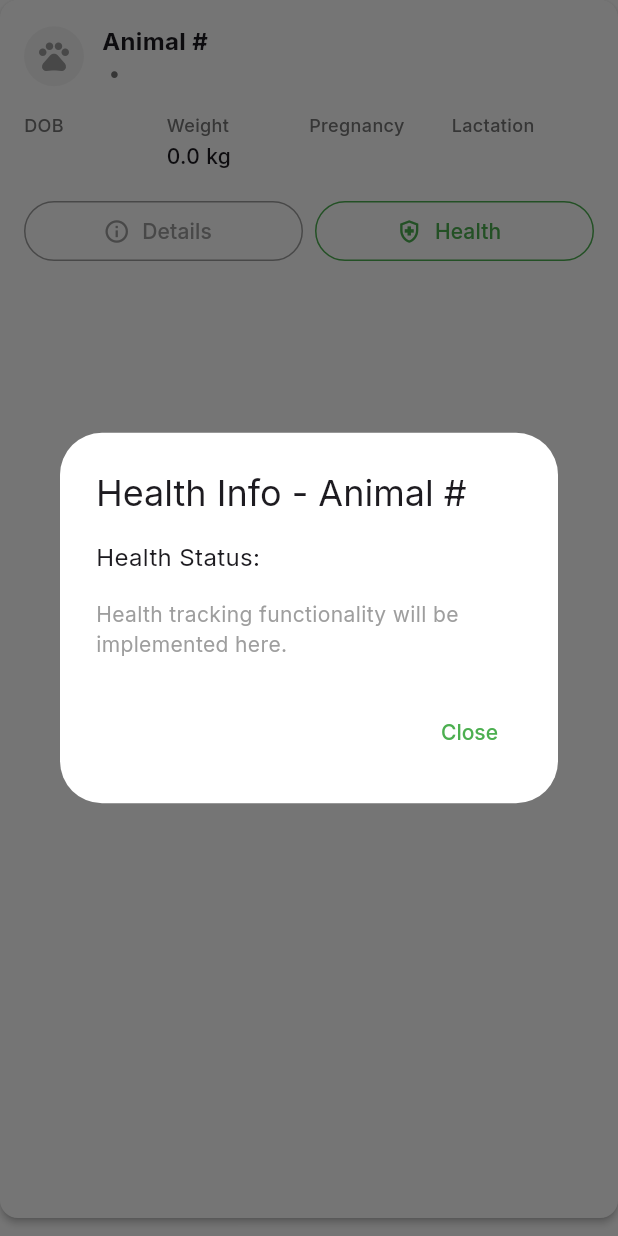
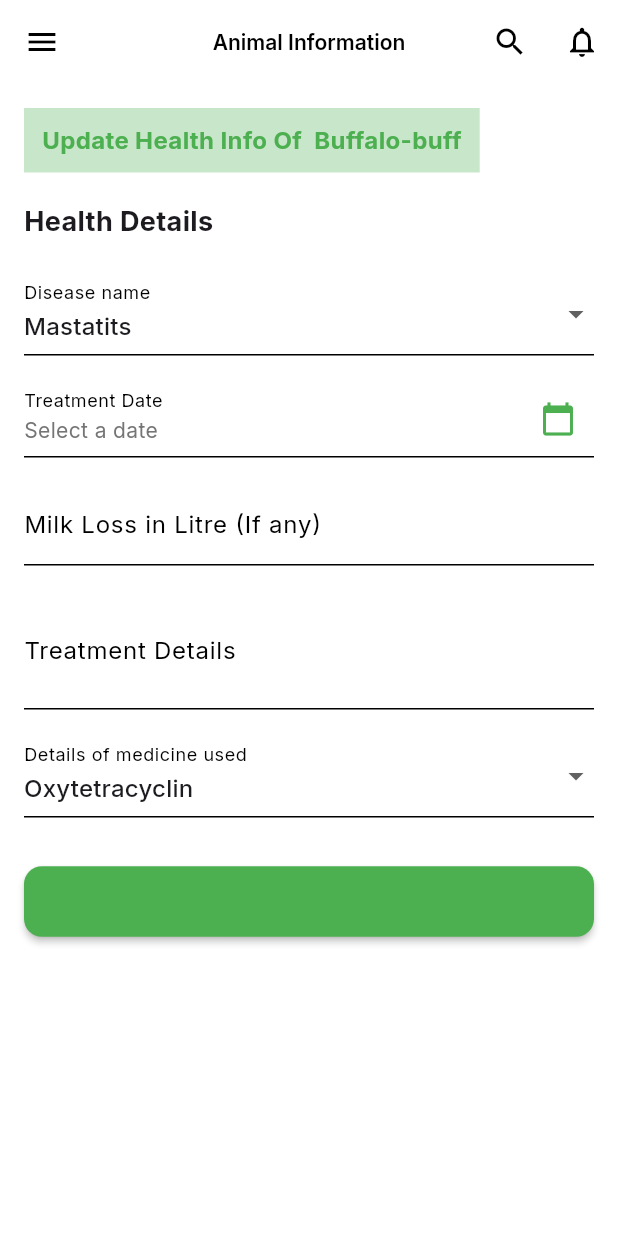
Before and after one commit to PremGanesh0/powergodha, a Flutter app: the AnimalCardDetails widget shown alone on an empty page, opened directly with empty values, after a tap on "Health", on a phone screen of 412 x 824 dp. Run offline on Flutter 3.47's test engine with Material 3 defaults, Android fonts, the phone set to English and light mode, and no system bars; our stand-ins replace bloc, cached_network_image, carousel_slider, dio, equatable, flutter_bloc and 8 more; missing offline and left inert: floating_draggable_widget; accounts and stored records are empty; generated files the repository leaves out were written again.

Commit message:
health ui

```diff
--- a/lib/app/app_routes.dart
+++ b/lib/app/app_routes.dart
@@ -26,6 +26,7 @@ library;
 import 'package:flutter/material.dart';
 import 'package:powergodha/breeding/breeding.dart';
 import 'package:powergodha/dashboard/pages/dashboard.dart';
+import 'package:powergodha/dashboard/pages/health.dart';
 import 'package:powergodha/farm/farm.dart';
 import 'package:powergodha/forgot_password/view/forgot_password_page.dart';
 import 'package:powergodha/home/view/help/how_to_use_app_api.dart';
@@ -97,6 +98,7 @@ abstract final class AppRoutes {
   static const String recordAi = '/record-ai';
   static const String recordDrying = '/record-drying';
   static const String recordPregnancy = '/record-pregnancy';
+  static const String updateHealthInfo = '/animal-health';
 
   /// Generates routes based on [RouteSettings].
   ///
@@ -211,6 +213,17 @@ abstract final class AppRoutes {
         final animalType = args?['animalType'] as String? ?? 'Cow';
         final animalNumber = args?['animalNumber'] as String? ?? '0';
         return RecordPregnancyPage.route(animalType: animalType, animalNumber: animalNumber);
+      case updateHealthInfo:
+        // Extract arguments for animal health page
+        final args = settings.arguments as Map<String, dynamic>?;
+        final animalId = args?['animalId'] as int? ?? 0;
+        final animalName = args?['animalName'] as String? ?? '';
+        final animalColor = args?['animalColor'] as Color? ?? Colors.blue;
+        return UpdateHealthInfoPage.route(
+          animalId: animalId,
+          animalName: animalName,
+          animalColor: animalColor,
+        );
       default:
         // Fallback to splash page for unknown routes
         return MaterialPageRoute<dynamic>(
--- /dev/null
+++ b/lib/dashboard/pages/health.dart
@@ -0,0 +1,189 @@
+import 'package:flutter/material.dart';
+
+
+
+
+
+class UpdateHealthInfoPage extends StatefulWidget {
+      final int animalId;
+  final String animalName;
+  final Color animalColor;
+  const UpdateHealthInfoPage({required this.animalColor, required this.animalId, required this.animalName,super.key});
+    /// Creates a route for the AnimalHealth page
+  static Route<void> route({
+    required int animalId,
+    required String animalName,
+    required Color animalColor,
+  }) {
+    return MaterialPageRoute<void>(
+      builder: (_) => UpdateHealthInfoPage(
+        animalId: animalId,
+        animalName: animalName,
+        animalColor: animalColor,
+      ),
+    );
+  }
+
+  @override
+  State<UpdateHealthInfoPage> createState() => _UpdateHealthInfoPageState();
+
+
+}
+
+class _UpdateHealthInfoPageState extends State<UpdateHealthInfoPage> {
+  final _formKey = GlobalKey<FormState>();
+  String? selectedDisease = 'Mastatits';
+  String? selectedMedicine = 'Oxytetracyclin';
+  DateTime? treatmentDate;
+
+  final milkLossController = TextEditingController();
+  final treatmentDetailsController = TextEditingController();
+
+  @override
+  Widget build(BuildContext context) {
+    return Scaffold(
+      appBar: AppBar(
+        title: const Text('Animal Information'),
+        actions: [
+          IconButton(
+            icon: const Icon(Icons.search),
+            onPressed: () {},
+          ),
+          IconButton(
+            icon: const Icon(Icons.notifications_none),
+            onPressed: () {},
+          ),
+        ],
+      ),
+      drawer: const Drawer(), // Replace with your AppDrawer
+      body: SingleChildScrollView(
+        padding: const EdgeInsets.all(16),
+        child: Column(
+          crossAxisAlignment: CrossAxisAlignment.start,
+          children: [
+            Container(
+              color: Colors.green[100],
+              padding: const EdgeInsets.symmetric(vertical: 10, horizontal: 12),
+              child: const Text(
+                'Update Health Info Of  Buffalo-buff',
+                style: TextStyle(
+                  color: Colors.green,
+                  fontSize: 16,
+                  fontWeight: FontWeight.bold,
+                ),
+              ),
+            ),
+            const SizedBox(height: 20),
+            const Text(
+              'Health Details',
+              style: TextStyle(fontSize: 18, fontWeight: FontWeight.bold),
+            ),
+            const SizedBox(height: 20),
+            DropdownButtonFormField<String>(
+              decoration: const InputDecoration(labelText: 'Disease name'),
+              value: selectedDisease,
+              items: ['Mastatits', 'Foot and Mouth', 'Lumpy']
+                  .map((disease) => DropdownMenuItem(
+                        value: disease,
+                        child: Text(disease),
+                      ))
+                  .toList(),
+              onChanged: (value) => setState(() {
+                selectedDisease = value;
+              }),
+            ),
+            const SizedBox(height: 16),
+            InputDecorator(
+              decoration: const InputDecoration(
+                labelText: 'Treatment Date',
+                suffixIcon: Icon(Icons.calendar_today, color: Colors.green),
+              ),
+              child: InkWell(
+                onTap: _selectDate,
+                child: Text(
+                  treatmentDate != null
+                      ? '${treatmentDate!.day}/${treatmentDate!.month}/${treatmentDate!.year}'
+                      : 'Select a date',
+                  style: TextStyle(
+                    color: treatmentDate != null
+                        ? Colors.black
+                        : Colors.grey.shade600,
+                  ),
+                ),
+              ),
+            ),
+            const SizedBox(height: 16),
+            TextFormField(
+              controller: milkLossController,
+              keyboardType: TextInputType.number,
+              decoration: const InputDecoration(
+                labelText: 'Milk Loss in Litre (If any)',
+              ),
+            ),
+            const SizedBox(height: 16),
+            TextFormField(
+              controller: treatmentDetailsController,
+              maxLines: 2,
+              decoration: const InputDecoration(
+                labelText: 'Treatment Details',
+              ),
+            ),
+            const SizedBox(height: 16),
+            DropdownButtonFormField<String>(
+              decoration:
+                  const InputDecoration(labelText: 'Details of medicine used'),
+              value: selectedMedicine,
+              items: ['Oxytetracyclin', 'Penicillin', 'Amoxicillin']
+                  .map((med) => DropdownMenuItem(
+                        value: med,
+                        child: Text(med),
+                      ))
+                  .toList(),
+              onChanged: (value) => setState(() {
+                selectedMedicine = value;
+              }),
+            ),
+            const SizedBox(height: 32),
+            SizedBox(
+              width: double.infinity,
+              child: ElevatedButton(
+                style: ElevatedButton.styleFrom(
+                  backgroundColor: Colors.green,
+                  padding: const EdgeInsets.symmetric(vertical: 14),
+                ),
+                onPressed: () {
+                  // Submit logic
+                },
+                child: const Text(
+                  'Save and Submit',
+                  style: TextStyle(fontSize: 16),
+                ),
+              ),
+            )
+          ],
+        ),
+      ),
+    );
+  }
+
+  @override
+  void dispose() {
+    milkLossController.dispose();
+    treatmentDetailsController.dispose();
+    super.dispose();
+  }
+
+  Future<void> _selectDate() async {
+    final DateTime? picked = await showDatePicker(
+      context: context,
+      initialDate: treatmentDate ?? DateTime.now(),
+      firstDate: DateTime(2020),
+      lastDate: DateTime.now(),
+    );
+    if (picked != null && picked != treatmentDate) {
+      setState(() {
+        treatmentDate = picked;
+      });
+    }
+  }
+}
--- a/lib/dashboard/widgets/animal_card.dart
+++ b/lib/dashboard/widgets/animal_card.dart
@@ -1,5 +1,6 @@
 import 'package:flutter/material.dart';
 import 'package:powergodha/animal_repo/models/animal_details_response.dart';
+import 'package:powergodha/dashboard/pages/health.dart';
 import 'package:powergodha/dashboard/pages/next_in_update.dart';
 
 
@@ -76,7 +77,16 @@ class AnimalCardDetails extends StatelessWidget {
               const SizedBox(width: 8),
               Expanded(
                 child: OutlinedButton.icon(
-                  onPressed: () => _showHealthInfo(animal, context),
+                    //TODO: Health info button
+                    onPressed: () {
+                      Navigator.of(context).push(
+                        UpdateHealthInfoPage.route(
+                          animalId: animal.id ?? 0,
+                          animalName: animal.animalNumber.toString(),
+                          animalColor: animalColor,
+                        ),
+                      );
+                    },
                   icon: const Icon(Icons.health_and_safety_outlined),
                   label: const Text('Health'),
                   style: OutlinedButton.styleFrom(
```
Also changed, not shown: lib/animal/models/animal_basic_details_data.dart (added), lib/animal/models/animal_question_answer.dart (added), lib/animal/repositories/animal_repository.dart (added).
